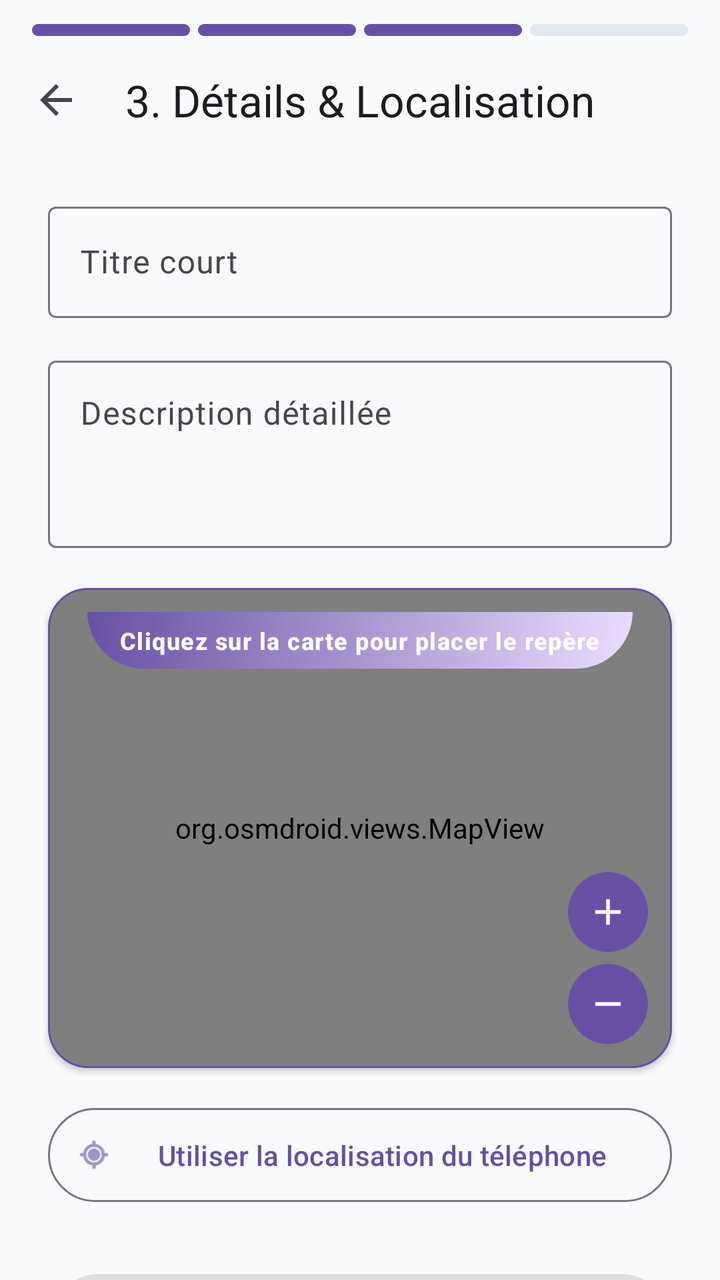
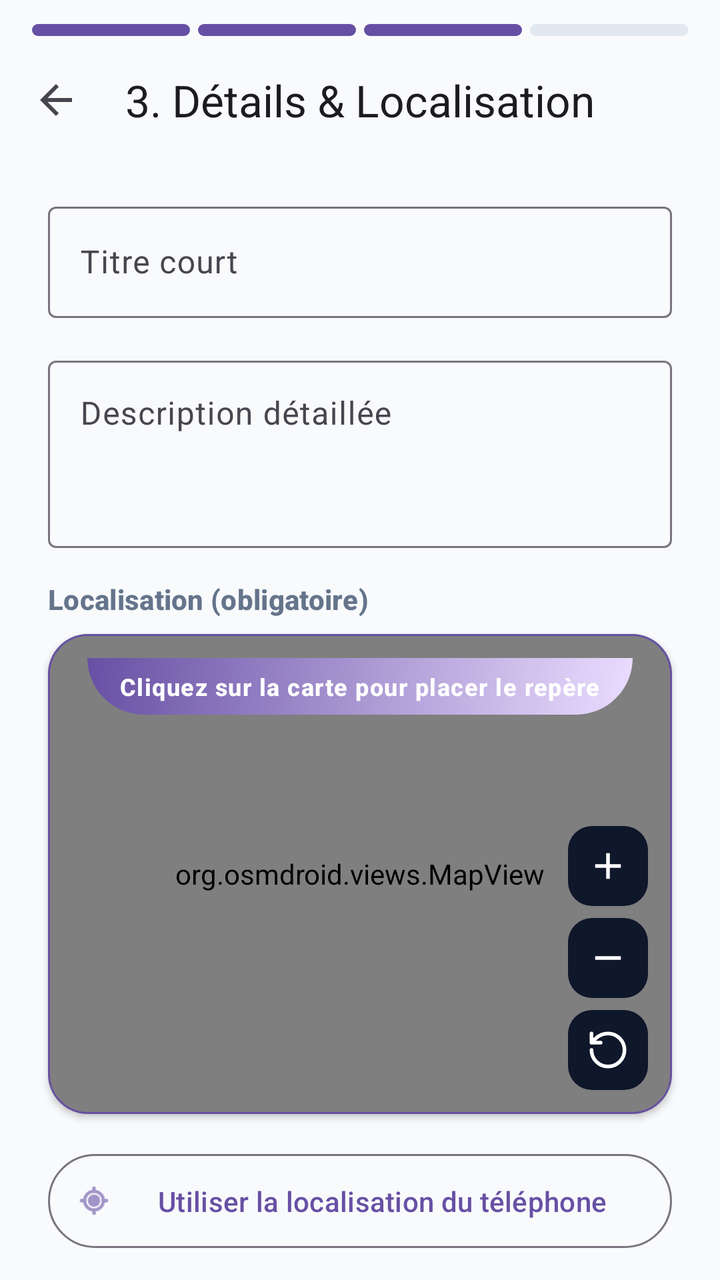

Before-and-after screenshots of an Android layout around one commit, followed by the original layout XML and the change that was made.
<!-- AndroidManifest.xml: application theme Theme.Signaluo -->
<!-- res/layout/fragment_report_location.xml -->
<?xml version="1.0" encoding="utf-8"?>
<androidx.core.widget.NestedScrollView xmlns:android="http://schemas.android.com/apk/res/android"
    xmlns:app="http://schemas.android.com/apk/res-auto"
    android:id="@+id/scrollView"
    android:layout_width="match_parent"
    android:layout_height="match_parent"
    android:background="@color/bg_app"
    android:fillViewport="true">

    <androidx.constraintlayout.widget.ConstraintLayout
        android:layout_width="match_parent"
        android:layout_height="wrap_content"
        android:paddingBottom="32dp">

        
        <LinearLayout
            android:id="@+id/storyProgressBar"
            android:layout_width="match_parent"
            android:layout_height="6dp"
            android:layout_marginHorizontal="16dp"
            android:layout_marginTop="12dp"
            android:orientation="horizontal"
            app:layout_constraintTop_toTopOf="parent">

            <View
                android:id="@+id/segment1"
                android:layout_width="0dp"
                android:layout_height="match_parent"
                android:layout_marginEnd="4dp"
                android:layout_weight="1"
                android:background="@drawable/bg_story_segment_active" />

            <View
                android:id="@+id/segment2"
                android:layout_width="0dp"
                android:layout_height="match_parent"
                android:layout_marginEnd="4dp"
                android:layout_weight="1"
                android:background="@drawable/bg_story_segment_active" />

            <View
                android:id="@+id/segment3"
                android:layout_width="0dp"
                android:layout_height="match_parent"
                android:layout_marginEnd="4dp"
                android:layout_weight="1"
                android:background="@drawable/bg_story_segment_active" />

            <View
                android:id="@+id/segment4"
                android:layout_width="0dp"
                android:layout_height="match_parent"
                android:layout_weight="1"
                android:background="@drawable/bg_story_segment_inactive" />
        </LinearLayout>

        <com.google.android.material.appbar.MaterialToolbar
            android:id="@+id/toolbar"
            android:layout_width="match_parent"
            android:layout_height="?attr/actionBarSize"
            app:navigationIcon="?attr/homeAsUpIndicator"
            app:title="@string/step_3_title"
            app:titleCentered="true"
            app:titleTextAppearance="?attr/textAppearanceTitleLarge"
            app:layout_constraintTop_toBottomOf="@id/storyProgressBar" />

        
        <com.google.android.material.textfield.TextInputLayout
            android:id="@+id/tilTitle"
            style="@style/Widget.Material3.TextInputLayout.OutlinedBox"
            android:layout_width="0dp"
            android:layout_height="wrap_content"
            android:layout_marginHorizontal="24dp"
            android:layout_marginTop="16dp"
            android:hint="@string/hint_short_title"
            app:layout_constraintEnd_toEndOf="parent"
            app:layout_constraintStart_toStartOf="parent"
            app:layout_constraintTop_toBottomOf="@id/toolbar">

            <com.google.android.material.textfield.TextInputEditText
                android:id="@+id/etTitle"
                android:layout_width="match_parent"
                android:layout_height="wrap_content"
                android:inputType="textCapSentences"
                android:maxLines="1" />
        </com.google.android.material.textfield.TextInputLayout>

        
        <com.google.android.material.textfield.TextInputLayout
            android:id="@+id/tilDescription"
            style="@style/Widget.Material3.TextInputLayout.OutlinedBox"
            android:layout_width="0dp"
            android:layout_height="wrap_content"
            android:layout_marginHorizontal="24dp"
            android:layout_marginTop="16dp"
            android:hint="@string/hint_detailed_description"
            app:layout_constraintEnd_toEndOf="parent"
            app:layout_constraintStart_toStartOf="parent"
            app:layout_constraintTop_toBottomOf="@id/tilTitle">

            <com.google.android.material.textfield.TextInputEditText
                android:id="@+id/etDescription"
                android:layout_width="match_parent"
                android:layout_height="wrap_content"
                android:gravity="top"
                android:inputType="textMultiLine"
                android:minLines="3" />
        </com.google.android.material.textfield.TextInputLayout>

        
        <com.google.android.material.card.MaterialCardView
            android:id="@+id/cardMapContainer"
            android:layout_width="0dp"
            android:layout_height="240dp"
            android:layout_marginHorizontal="24dp"
            android:layout_marginTop="20dp"
            app:cardCornerRadius="20dp"
            app:cardElevation="2dp"
            app:strokeColor="?attr/colorPrimary"
            app:strokeWidth="1dp"
            app:layout_constraintEnd_toEndOf="parent"
            app:layout_constraintStart_toStartOf="parent"
            app:layout_constraintTop_toBottomOf="@id/tilDescription">

            <FrameLayout
                android:layout_width="match_parent"
                android:layout_height="match_parent">

                <org.osmdroid.views.MapView
                    android:id="@+id/mapView"
                    android:layout_width="match_parent"
                    android:layout_height="match_parent" />

                <TextView
                    android:id="@+id/tvMapInstruction"
                    android:layout_width="wrap_content"
                    android:layout_height="wrap_content"
                    android:layout_gravity="top|center_horizontal"
                    android:layout_marginTop="12dp"
                    android:background="@drawable/bg_header_gradient"
                    android:paddingHorizontal="16dp"
                    android:paddingVertical="6dp"
                    android:text="@string/map_click_instruction"
                    android:textAppearance="?attr/textAppearanceLabelMedium"
                    android:textColor="@color/white"
                    android:textStyle="bold" />

                
                <LinearLayout
                    android:layout_width="wrap_content"
                    android:layout_height="wrap_content"
                    android:layout_gravity="bottom|end"
                    android:layout_margin="12dp"
                    android:orientation="vertical">

                    <com.google.android.material.button.MaterialButton
                        android:id="@+id/btnZoomIn"
                        style="@style/Widget.Material3.Button.IconButton.Filled"
                        android:layout_width="40dp"
                        android:layout_height="40dp"
                        android:layout_marginBottom="6dp"
                        android:contentDescription="Zoom avant"
                        android:padding="0dp"
                        android:insetLeft="0dp"
                        android:insetTop="0dp"
                        android:insetRight="0dp"
                        android:insetBottom="0dp"
                        app:icon="@drawable/ic_zoom_in"
                        app:iconGravity="textStart"
                        app:iconPadding="0dp"
                        app:iconSize="22dp"
                        app:iconTint="@color/white" />

                    <com.google.android.material.button.MaterialButton
                        android:id="@+id/btnZoomOut"
                        style="@style/Widget.Material3.Button.IconButton.Filled"
                        android:layout_width="40dp"
                        android:layout_height="40dp"
                        android:contentDescription="Zoom arrière"
                        android:padding="0dp"
                        android:insetLeft="0dp"
                        android:insetTop="0dp"
                        android:insetRight="0dp"
                        android:insetBottom="0dp"
                        app:icon="@drawable/ic_zoom_out"
                        app:iconGravity="textStart"
                        app:iconPadding="0dp"
                        app:iconSize="22dp"
                        app:iconTint="@color/white" />
                </LinearLayout>
            </FrameLayout>
        </com.google.android.material.card.MaterialCardView>

        
        <com.google.android.material.button.MaterialButton
            android:id="@+id/btnGpsLocation"
            style="@style/Widget.Material3.Button.OutlinedButton"
            android:layout_width="0dp"
            android:layout_height="wrap_content"
            android:layout_marginHorizontal="24dp"
            android:layout_marginTop="16dp"
            android:text="@string/location_option_gps"
            android:padding="14dp"
            app:icon="@android:drawable/ic_menu_mylocation"
            app:layout_constraintEnd_toEndOf="parent"
            app:layout_constraintStart_toStartOf="parent"
            app:layout_constraintTop_toBottomOf="@id/cardMapContainer" />

        
        <TextView
            android:id="@+id/tvLocationSelected"
            android:layout_width="0dp"
            android:layout_height="wrap_content"
            android:layout_marginHorizontal="24dp"
            android:layout_marginTop="16dp"
            android:gravity="center"
            android:textAppearance="?attr/textAppearanceLabelMedium"
            android:textColor="@color/stat_resolved_text"
            android:textStyle="bold"
            android:visibility="gone"
            app:layout_constraintEnd_toEndOf="parent"
            app:layout_constraintStart_toStartOf="parent"
            app:layout_constraintTop_toBottomOf="@id/btnGpsLocation" />

        <com.google.android.material.button.MaterialButton
            android:id="@+id/btnNext"
            style="@style/Widget.Material3.Button"
            android:layout_width="0dp"
            android:layout_height="wrap_content"
            android:layout_marginHorizontal="24dp"
            android:layout_marginTop="28dp"
            android:text="@string/btn_next"
            android:padding="16dp"
            android:enabled="false"
            app:layout_constraintEnd_toEndOf="parent"
            app:layout_constraintStart_toStartOf="parent"
            app:layout_constraintTop_toBottomOf="@id/tvLocationSelected" />

    </androidx.constraintlayout.widget.ConstraintLayout>
</androidx.core.widget.NestedScrollView>
<!-- resources referenced by this layout -->
<resources>
  <color name="bg_app">#F8FAFC</color>
  <color name="stat_resolved_text">#059669</color>
  <color name="white">#FFFFFFFF</color>
  <!-- drawable bg_story_segment_active (drawable) -->
  <?xml version="1.0" encoding="utf-8"?>
  <shape xmlns:android="http://schemas.android.com/apk/res/android"
      android:shape="rectangle">
      <corners android:radius="3dp" />
      <solid android:color="?attr/colorPrimary" />
  </shape>
  <!-- drawable bg_story_segment_inactive (drawable) -->
  <?xml version="1.0" encoding="utf-8"?>
  <shape xmlns:android="http://schemas.android.com/apk/res/android"
      android:shape="rectangle">
      <corners android:radius="3dp" />
      <solid android:color="@color/border_light" />
  </shape>
  <!-- drawable ic_zoom_in (drawable) -->
  <?xml version="1.0" encoding="utf-8"?>
  <vector xmlns:android="http://schemas.android.com/apk/res/android"
      android:width="24dp"
      android:height="24dp"
      android:viewportWidth="24"
      android:viewportHeight="24">
    <path
        android:fillColor="@android:color/white"
        android:pathData="M19,13h-6v6h-2v-6H5v-2h6V5h2v6h6v2z"/>
  </vector>
  <!-- drawable ic_zoom_out (drawable) -->
  <?xml version="1.0" encoding="utf-8"?>
  <vector xmlns:android="http://schemas.android.com/apk/res/android"
      android:width="24dp"
      android:height="24dp"
      android:viewportWidth="24"
      android:viewportHeight="24">
    <path
        android:fillColor="@android:color/white"
        android:pathData="M19,13H5v-2h14v2z"/>
  </vector>
  <string name="btn_next">Suivant</string>
  <string name="hint_detailed_description">Description détaillée</string>
  <string name="hint_short_title">Titre court</string>
  <string name="location_option_gps">Utiliser la localisation du téléphone</string>
  <string name="map_click_instruction">Cliquez sur la carte pour placer le repère</string>
  <string name="step_3_title">3. Détails &amp; Localisation</string>
  <style name="Theme.Signaluo" parent="Base.Theme.Signaluo" />
  <color name="border_light">#E2E8F0</color>
  <style name="Base.Theme.Signaluo" parent="Theme.Material3.DayNight.NoActionBar">
          
          
      </style>
  <!-- unchanged entries left out for length: 1 -->
</resources>

<!-- the commit's change to res/layout/fragment_report_location.xml (unified diff, before → after) -->
@@ -107,20 +107,34 @@
                 android:minLines="3" />
         </com.google.android.material.textfield.TextInputLayout>
 
+        <TextView
+            android:id="@+id/tvMapTitle"
+            android:layout_width="0dp"
+            android:layout_height="wrap_content"
+            android:layout_marginHorizontal="24dp"
+            android:layout_marginTop="16dp"
+            android:text="@string/map_required_title"
+            android:textColor="@color/text_secondary"
+            android:textStyle="bold"
+            android:textAppearance="?attr/textAppearanceLabelLarge"
+            app:layout_constraintEnd_toEndOf="parent"
+            app:layout_constraintStart_toStartOf="parent"
+            app:layout_constraintTop_toBottomOf="@id/tilDescription" />
+
         
         <com.google.android.material.card.MaterialCardView
             android:id="@+id/cardMapContainer"
             android:layout_width="0dp"
             android:layout_height="240dp"
             android:layout_marginHorizontal="24dp"
-            android:layout_marginTop="20dp"
+            android:layout_marginTop="8dp"
             app:cardCornerRadius="20dp"
             app:cardElevation="2dp"
             app:strokeColor="?attr/colorPrimary"
             app:strokeWidth="1dp"
             app:layout_constraintEnd_toEndOf="parent"
             app:layout_constraintStart_toStartOf="parent"
-            app:layout_constraintTop_toBottomOf="@id/tilDescription">
+            app:layout_constraintTop_toBottomOf="@id/tvMapTitle">
 
             <FrameLayout
                 android:layout_width="match_parent"
@@ -155,38 +169,29 @@
 
                     <com.google.android.material.button.MaterialButton
                         android:id="@+id/btnZoomIn"
-                        style="@style/Widget.Material3.Button.IconButton.Filled"
+                        style="@style/MapControlButton"
                         android:layout_width="40dp"
                         android:layout_height="40dp"
                         android:layout_marginBottom="6dp"
-                        android:contentDescription="Zoom avant"
-                        android:padding="0dp"
-                        android:insetLeft="0dp"
-                        android:insetTop="0dp"
-                        android:insetRight="0dp"
-                        android:insetBottom="0dp"
-                        app:icon="@drawable/ic_zoom_in"
-                        app:iconGravity="textStart"
-                        app:iconPadding="0dp"
-                        app:iconSize="22dp"
-                        app:iconTint="@color/white" />
+                        android:contentDescription="@string/map_zoom_in"
+                        app:icon="@drawable/ic_zoom_in" />
 
                     <com.google.android.material.button.MaterialButton
                         android:id="@+id/btnZoomOut"
-                        style="@style/Widget.Material3.Button.IconButton.Filled"
+                        style="@style/MapControlButton"
                         android:layout_width="40dp"
                         android:layout_height="40dp"
-                        android:contentDescription="Zoom arrière"
-                        android:padding="0dp"
-                        android:insetLeft="0dp"
-                        android:insetTop="0dp"
-                        android:insetRight="0dp"
-                        android:insetBottom="0dp"
-                        app:icon="@drawable/ic_zoom_out"
-                        app:iconGravity="textStart"
-                        app:iconPadding="0dp"
-                        app:iconSize="22dp"
-                        app:iconTint="@color/white" />
+                        android:layout_marginBottom="6dp"
+                        android:contentDescription="@string/map_zoom_out"
+                        app:icon="@drawable/ic_zoom_out" />
+
+                    <com.google.android.material.button.MaterialButton
+                        android:id="@+id/btnRotateMap"
+                        style="@style/MapControlButton"
+                        android:layout_width="40dp"
+                        android:layout_height="40dp"
+                        android:contentDescription="@string/map_rotate"
+                        app:icon="@drawable/ic_rotate_map" />
                 </LinearLayout>
             </FrameLayout>
         </com.google.android.material.card.MaterialCardView>
<!-- resource entries referenced after the edit -->
@@ -2,6 +2,7 @@
 <resources>
   <color name="bg_app">#F8FAFC</color>
   <color name="stat_resolved_text">#059669</color>
+  <color name="text_secondary">#64748B</color>
   <color name="white">#FFFFFFFF</color>
   <!-- drawable bg_story_segment_active (drawable) -->
   <?xml version="1.0" encoding="utf-8"?>
@@ -17,6 +18,21 @@
       <corners android:radius="3dp" />
       <solid android:color="@color/border_light" />
   </shape>
+  <!-- drawable ic_rotate_map (drawable) -->
+  <?xml version="1.0" encoding="utf-8"?>
+  <vector xmlns:android="http://schemas.android.com/apk/res/android"
+      android:width="24dp"
+      android:height="24dp"
+      android:viewportWidth="24"
+      android:viewportHeight="24">
+      <path
+          android:fillColor="@android:color/transparent"
+          android:strokeColor="@android:color/white"
+          android:strokeWidth="2"
+          android:strokeLineCap="round"
+          android:strokeLineJoin="round"
+          android:pathData="M3,12a9,9 0,1 0,9 -9 9.75,9.75 0,0 0,-6.74 2.74L3,8M3,3v5h5" />
+  </vector>
   <!-- drawable ic_zoom_in (drawable) -->
   <?xml version="1.0" encoding="utf-8"?>
   <vector xmlns:android="http://schemas.android.com/apk/res/android"
@@ -44,9 +60,28 @@
   <string name="hint_short_title">Titre court</string>
   <string name="location_option_gps">Utiliser la localisation du téléphone</string>
   <string name="map_click_instruction">Cliquez sur la carte pour placer le repère</string>
+  <string name="map_required_title">Localisation (obligatoire)</string>
+  <string name="map_rotate">Tourner la carte de 45 degrés</string>
+  <string name="map_zoom_in">Zoom avant</string>
+  <string name="map_zoom_out">Zoom arrière</string>
   <string name="step_3_title">3. Détails &amp; Localisation</string>
+  <style name="MapControlButton" parent="Widget.Material3.Button.IconButton.Filled">
+          <item name="android:padding">0dp</item>
+          <item name="android:insetLeft">0dp</item>
+          <item name="android:insetTop">0dp</item>
+          <item name="android:insetRight">0dp</item>
+          <item name="android:insetBottom">0dp</item>
+          <item name="backgroundTint">@color/text_primary</item>
+          <item name="iconTint">@color/white</item>
+          <item name="iconGravity">textStart</item>
+          <item name="iconPadding">0dp</item>
+          <item name="iconSize">22dp</item>
+          <item name="cornerRadius">12dp</item>
+          <item name="elevation">4dp</item>
+      </style>
   <style name="Theme.Signaluo" parent="Base.Theme.Signaluo" />
   <color name="border_light">#E2E8F0</color>
+  <color name="text_primary">#0F172A</color>
   <style name="Base.Theme.Signaluo" parent="Theme.Material3.DayNight.NoActionBar">
           
           
